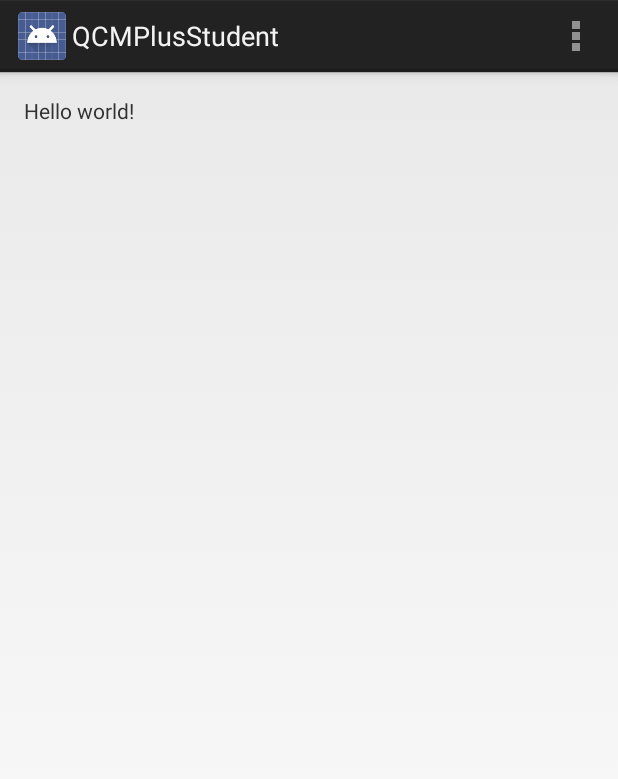
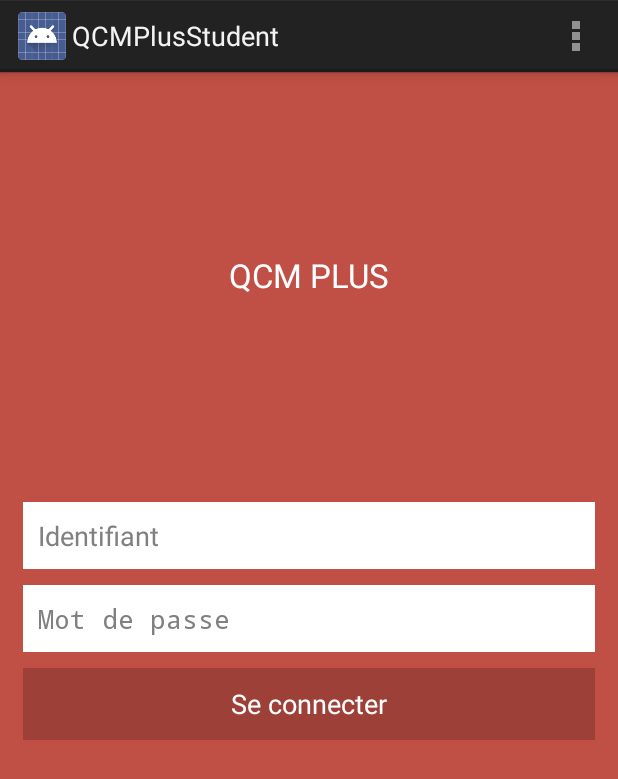
Before and after one commit to Mugiwaranojo/QCMPlus, an Android app: the screen it shows after launch (MainActivity), on a phone screen of 412 x 824 dp. Shown: the top 779 px of the screen. Run offline under Robolectric (Android 15) with nearby library versions, the phone set to English and light mode, and no system bars.

Commit message:
Ajout du fragment Login

```diff
--- a/QCMPlusStudent/app/src/main/java/mydevmind/com/qcmplusstudent/MainActivity.java
+++ b/QCMPlusStudent/app/src/main/java/mydevmind/com/qcmplusstudent/MainActivity.java
@@ -1,7 +1,6 @@
 package mydevmind.com.qcmplusstudent;
 
 import android.app.Activity;
-import android.app.ActionBar;
 import android.app.Fragment;
 import android.os.Bundle;
 import android.view.LayoutInflater;
@@ -9,8 +8,8 @@ import android.view.Menu;
 import android.view.MenuItem;
 import android.view.View;
 import android.view.ViewGroup;
-import android.os.Build;
 
+import mydevmind.com.qcmplusstudent.fragment.LoginFragment;
 
 
 public class MainActivity extends Activity {
@@ -21,7 +20,7 @@ public class MainActivity extends Activity {
         setContentView(R.layout.activity_main);
         if (savedInstanceState == null) {
             getFragmentManager().beginTransaction()
-                    .add(R.id.container, new PlaceholderFragment())
+                    .add(R.id.container, new LoginFragment())
                     .commit();
         }
     }
@@ -45,20 +44,4 @@ public class MainActivity extends Activity {
         }
         return super.onOptionsItemSelected(item);
     }
-
-    /**
-     * A placeholder fragment containing a simple view.
-     */
-    public static class PlaceholderFragment extends Fragment {
-
-        public PlaceholderFragment() {
-        }
-
-        @Override
-        public View onCreateView(LayoutInflater inflater, ViewGroup container,
-                Bundle savedInstanceState) {
-            View rootView = inflater.inflate(R.layout.fragment_main, container, false);
-            return rootView;
-        }
-    }
 }
--- /dev/null
+++ b/QCMPlusStudent/app/src/main/java/mydevmind/com/qcmplusstudent/fragment/LoginFragment.java
@@ -0,0 +1,26 @@
+package mydevmind.com.qcmplusstudent.fragment;
+
+import android.app.Fragment;
+import android.os.Bundle;
+import android.view.LayoutInflater;
+import android.view.View;
+import android.view.ViewGroup;
+
+import mydevmind.com.qcmplusstudent.R;
+
+/**
+ * Created by Joan on 28/07/2014.
+ */
+public class LoginFragment extends Fragment {
+
+    public  LoginFragment(){
+
+    }
+
+    @Override
+    public View onCreateView(LayoutInflater inflater, ViewGroup container,
+                             Bundle savedInstanceState) {
+        View rootView = inflater.inflate(R.layout.fragment_login, container, false);
+        return rootView;
+    }
+}
--- /dev/null
+++ b/QCMPlusStudent/app/src/main/res/layout/fragment_login.xml
@@ -0,0 +1,61 @@
+<LinearLayout xmlns:android="http://schemas.android.com/apk/res/android"
+    xmlns:tools="http://schemas.android.com/tools"
+    tools:context=".MainActivity$PlaceholderFragment"
+    android:orientation="vertical"
+    android:layout_width="match_parent"
+    android:layout_height="match_parent"
+    android:background="#C05046">
+
+    <TextView
+    android:text="@string/app_title"
+    android:gravity="center"
+    android:layout_width="match_parent"
+    android:textAppearance="?android:attr/textAppearanceLarge"
+    android:textColor="@android:color/white"
+    android:layout_height="0dp"
+    android:layout_weight="35"/>
+
+    <LinearLayout
+        android:padding="10dp"
+        android:orientation="vertical"
+        android:layout_width="match_parent"
+        android:layout_height="0dp"
+        android:layout_weight="65">
+
+
+        <EditText
+            android:layout_width="match_parent"
+            android:layout_height="wrap_content"
+            android:inputType="textPersonName"
+            android:hint="@string/field_login_hint"
+            android:ems="10"
+            android:padding="10dp"
+            android:layout_margin="5dp"
+            android:background="@android:color/white"
+            android:id="@+id/editTextConnectLogin"/>
+
+        <EditText
+            android:layout_width="match_parent"
+            android:layout_height="wrap_content"
+            android:inputType="textPassword"
+            android:hint="@string/field_password_hint"
+            android:padding="10dp"
+            android:layout_margin="5dp"
+            android:background="@android:color/white"
+            android:ems="10"
+            android:id="@+id/editTextConnectPassword" />
+
+        <Button
+            android:layout_width="match_parent"
+            android:layout_height="wrap_content"
+            android:text="@string/button_connect"
+            android:id="@+id/buttonConnect"
+            android:background="#9C4038"
+            android:textColor="@android:color/white"
+            android:padding="10dp"
+            android:layout_margin="5dp"
+            android:layout_gravity="center_horizontal" />
+
+    </LinearLayout>
+
+</LinearLayout>
--- a/QCMPlusStudent/app/src/main/res/values/strings.xml
+++ b/QCMPlusStudent/app/src/main/res/values/strings.xml
@@ -2,7 +2,14 @@
 <resources>
 
     <string name="app_name">QCMPlusStudent</string>
-    <string name="hello_world">Hello world!</string>
+
     <string name="action_settings">Settings</string>
+    <string name="app_title">QCM PLUS</string>
 
+    <string name="field_login_hint">Identifiant</string>
+    <string name="field_password_hint">Mot de passe</string>
+    <string name="button_connect">Se connecter</string>
+
+    <string name="myspace_chooseMCQ">Choisir un QCM</string>
+    <string name="myspace_myMCQ">Mes QCM</string>
 </resources>
```
Also changed, not shown: QCMPlusStudent/app/src/main/res/layout/fragment_main.xml (+60 -12 lines).
